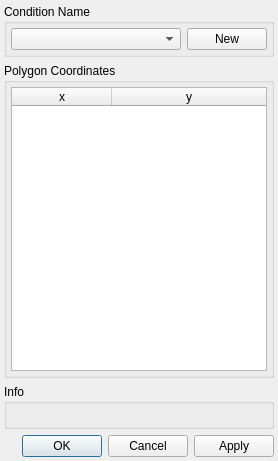
First picture: the form in src/analysis/polygon_condition_dialog.ui, repository flueke/mvme, before the edit.
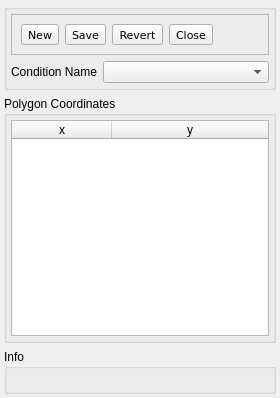
Second picture: the form after the edit. Icons and pictures are not drawn.

Commit message:
analysis: remove buttonbox from poly dialog, add toolbar buttons instead
WIP

```diff
--- a/src/analysis/polygon_condition_dialog.ui
+++ b/src/analysis/polygon_condition_dialog.ui
@@ -6,14 +6,14 @@
    <rect>
     <x>0</x>
     <y>0</y>
-    <width>278</width>
-    <height>461</height>
+    <width>280</width>
+    <height>398</height>
    </rect>
   </property>
   <property name="windowTitle">
    <string>Polygon Condition Editor</string>
   </property>
-  <layout class="QVBoxLayout" name="verticalLayout">
+  <layout class="QGridLayout" name="gridLayout_4">
    <property name="leftMargin">
     <number>4</number>
    </property>
@@ -26,12 +26,12 @@
    <property name="bottomMargin">
     <number>4</number>
    </property>
-   <item>
-    <widget class="QGroupBox" name="groupBox_3">
+   <item row="2" column="0">
+    <widget class="QGroupBox" name="groupBox">
      <property name="title">
-      <string>Condition Name</string>
+      <string>Info</string>
      </property>
-     <layout class="QHBoxLayout" name="horizontalLayout" stretch="1,0">
+     <layout class="QGridLayout" name="gridLayout">
       <property name="leftMargin">
        <number>4</number>
       </property>
@@ -44,27 +44,23 @@
       <property name="bottomMargin">
        <number>4</number>
       </property>
-      <item>
-       <widget class="QComboBox" name="combo_cond">
-        <property name="editable">
-         <bool>false</bool>
-        </property>
-        <property name="insertPolicy">
-         <enum>QComboBox::InsertAtCurrent</enum>
-        </property>
-       </widget>
-      </item>
-      <item>
-       <widget class="QPushButton" name="pb_new">
+      <item row="0" column="0">
+       <widget class="QLabel" name="label_info">
         <property name="text">
-         <string>New</string>
+         <string/>
+        </property>
+        <property name="textFormat">
+         <enum>Qt::PlainText</enum>
+        </property>
+        <property name="wordWrap">
+         <bool>true</bool>
         </property>
        </widget>
       </item>
      </layout>
     </widget>
    </item>
-   <item>
+   <item row="1" column="0">
     <widget class="QGroupBox" name="groupBox_2">
      <property name="title">
       <string>Polygon Coordinates</string>
@@ -120,12 +116,12 @@
      </layout>
     </widget>
    </item>
-   <item>
-    <widget class="QGroupBox" name="groupBox">
+   <item row="0" column="0">
+    <widget class="QGroupBox" name="groupBox_3">
      <property name="title">
-      <string>Info</string>
+      <string/>
      </property>
-     <layout class="QGridLayout" name="gridLayout">
+     <layout class="QGridLayout" name="gridLayout_3">
       <property name="leftMargin">
        <number>4</number>
       </property>
@@ -138,32 +134,128 @@
       <property name="bottomMargin">
        <number>4</number>
       </property>
-      <item row="0" column="0">
-       <widget class="QLabel" name="label_info">
+      <item row="1" column="0">
+       <widget class="QLabel" name="label">
         <property name="text">
-         <string/>
+         <string>Condition Name</string>
         </property>
-        <property name="textFormat">
-         <enum>Qt::PlainText</enum>
+       </widget>
+      </item>
+      <item row="1" column="1" colspan="2">
+       <widget class="QComboBox" name="combo_cond">
+        <property name="editable">
+         <bool>false</bool>
         </property>
-        <property name="wordWrap">
-         <bool>true</bool>
+        <property name="insertPolicy">
+         <enum>QComboBox::InsertAtCurrent</enum>
         </property>
        </widget>
       </item>
+      <item row="0" column="0" colspan="3">
+       <widget class="QFrame" name="frame">
+        <property name="frameShape">
+         <enum>QFrame::StyledPanel</enum>
+        </property>
+        <property name="frameShadow">
+         <enum>QFrame::Raised</enum>
+        </property>
+        <layout class="QHBoxLayout" name="horizontalLayout">
+         <item>
+          <widget class="QToolButton" name="tb_new">
+           <property name="font">
+            <font>
+             <family>DejaVu Sans</family>
+             <pointsize>8</pointsize>
+            </font>
+           </property>
+           <property name="text">
+            <string>New</string>
+           </property>
+           <property name="icon">
+            <iconset theme="document-new"/>
+           </property>
+           <property name="toolButtonStyle">
+            <enum>Qt::ToolButtonTextUnderIcon</enum>
+           </property>
+          </widget>
+         </item>
+         <item>
+          <widget class="QToolButton" name="tb_save">
+           <property name="font">
+            <font>
+             <family>DejaVu Sans</family>
+             <pointsize>8</pointsize>
+            </font>
+           </property>
+           <property name="text">
+            <string>Save</string>
+           </property>
+           <property name="icon">
+            <iconset theme="document-save"/>
+           </property>
+           <property name="toolButtonStyle">
+            <enum>Qt::ToolButtonTextUnderIcon</enum>
+           </property>
+          </widget>
+         </item>
+         <item>
+          <widget class="QToolButton" name="tb_revert">
+           <property name="font">
+            <font>
+             <family>DejaVu Sans</family>
+             <pointsize>8</pointsize>
+            </font>
+           </property>
+           <property name="text">
+            <string>Revert</string>
+           </property>
+           <property name="icon">
+            <iconset theme="document-revert"/>
+           </property>
+           <property name="toolButtonStyle">
+            <enum>Qt::ToolButtonTextUnderIcon</enum>
+           </property>
+          </widget>
+         </item>
+         <item>
+          <widget class="QToolButton" name="tb_close">
+           <property name="font">
+            <font>
+             <family>DejaVu Sans</family>
+             <pointsize>8</pointsize>
+            </font>
+           </property>
+           <property name="text">
+            <string>Close</string>
+           </property>
+           <property name="icon">
+            <iconset theme="document-revert">
+             <normaloff>.</normaloff>.</iconset>
+           </property>
+           <property name="toolButtonStyle">
+            <enum>Qt::ToolButtonTextUnderIcon</enum>
+           </property>
+          </widget>
+         </item>
+         <item>
+          <spacer name="horizontalSpacer">
+           <property name="orientation">
+            <enum>Qt::Horizontal</enum>
+           </property>
+           <property name="sizeHint" stdset="0">
+            <size>
+             <width>40</width>
+             <height>20</height>
+            </size>
+           </property>
+          </spacer>
+         </item>
+        </layout>
+       </widget>
+      </item>
      </layout>
     </widget>
    </item>
-   <item>
-    <widget class="QDialogButtonBox" name="buttonBox">
-     <property name="orientation">
-      <enum>Qt::Horizontal</enum>
-     </property>
-     <property name="standardButtons">
-      <set>QDialogButtonBox::Apply|QDialogButtonBox::Cancel|QDialogButtonBox::Ok</set>
-     </property>
-    </widget>
-   </item>
   </layout>
  </widget>
  <resources/>
```
Left out of the diff: 35 changed lines with no effect on the pictures. The commit also changes 1 other file.
